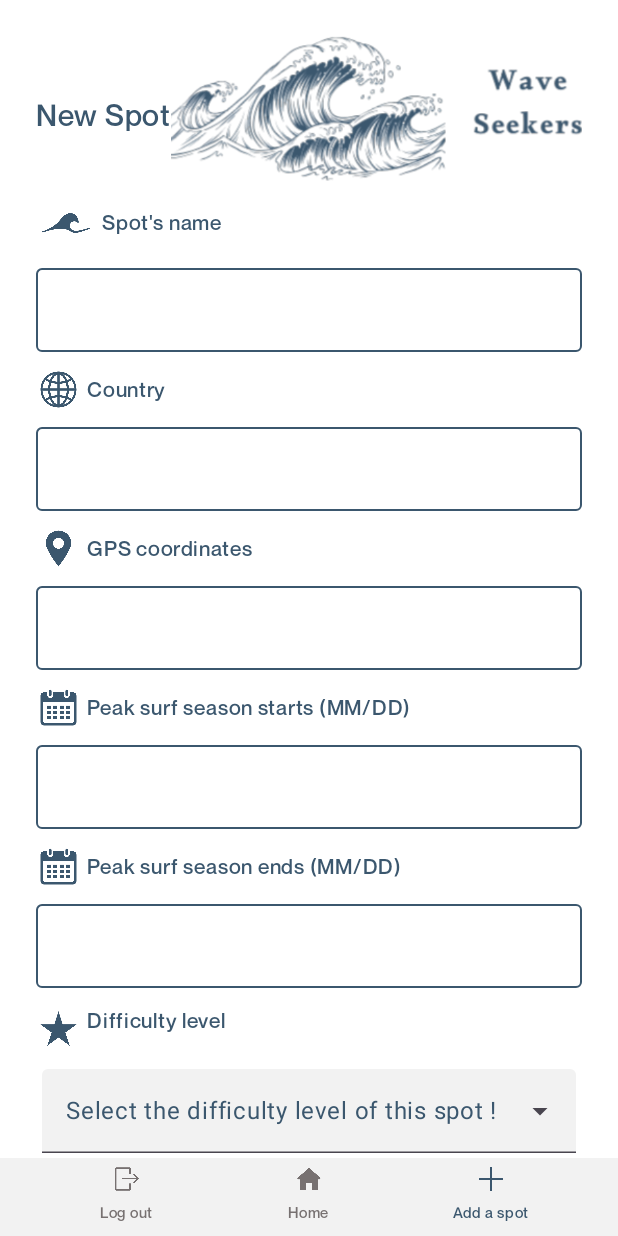
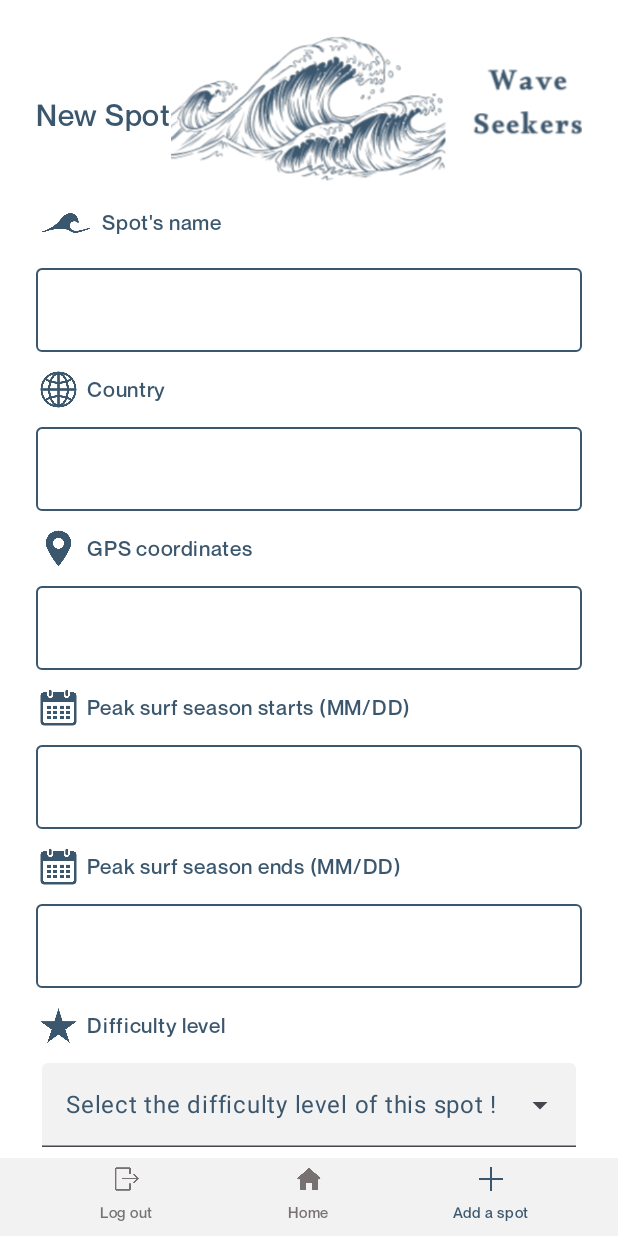
Before and after one commit to Carine09/Wave_Seekers_Front, an Android app built with Jetpack Compose: the NewSpotActivity screen opened directly, with no data from a screen before it, on a phone screen of 412 x 824 dp. Run offline under Robolectric (Android 15) with nearby library versions, the phone set to English and light mode, and no system bars.

Commit message:
Update: readjustment of alignments between the difficulty level text and the star in NewSpotActivity

```diff
--- a/app/src/main/java/com/example/waveseekersfront/NewSpotActivity.kt
+++ b/app/src/main/java/com/example/waveseekersfront/NewSpotActivity.kt
@@ -329,7 +329,7 @@ fun AddSpotContent() {
                 color = MaterialTheme.colorScheme.primary,
                 fontSize = 14.sp,
                 modifier = Modifier
-                    .padding(start = 4.dp, bottom = 10.dp)
+                    .padding(start = 4.dp)
             )
         }
         DifficultyMenuDropDown()
```
Also changed, not shown: app/src/main/res/drawable/account_blue_icon.png (added), app/src/main/res/drawable/account_grey_icon.png (added), app/src/main/res/drawable/like_orange_full_icon.png (added), app/src/main/res/drawable/like_orange_outline_icon.png (added).
